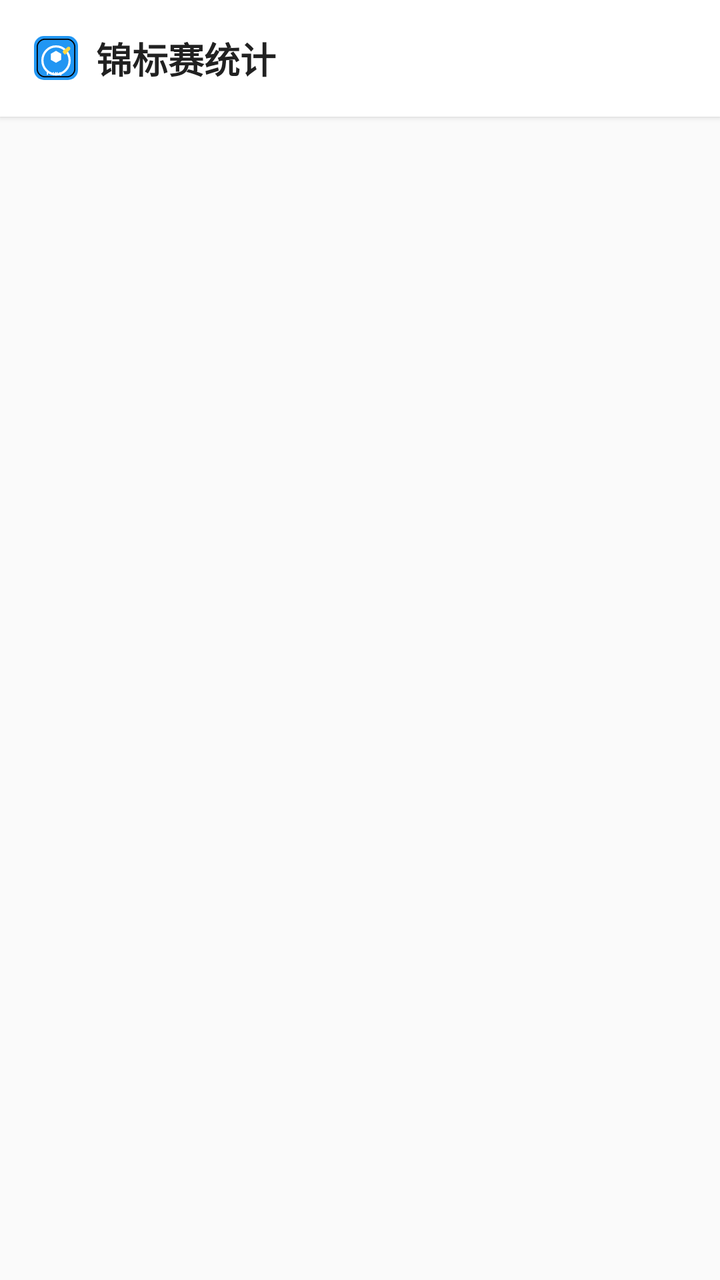
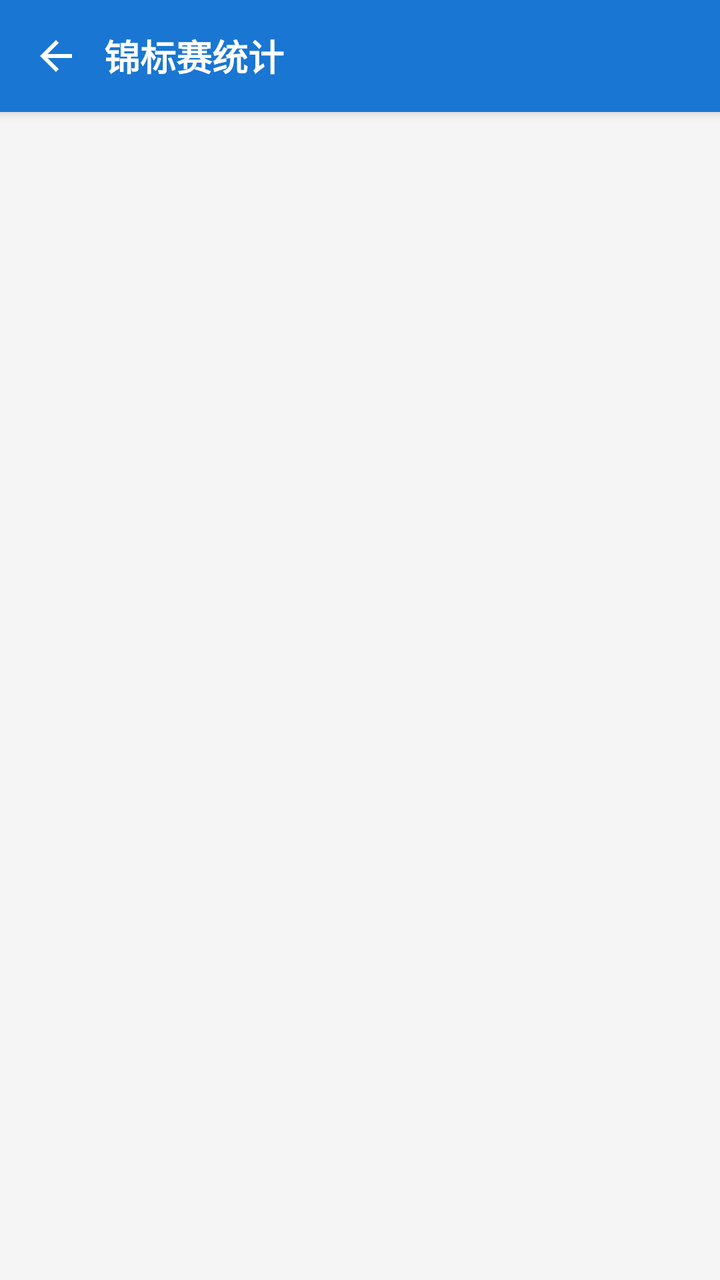

Before-and-after screenshots of an Android layout around one commit, followed by the original layout XML and the change that was made.
<!-- AndroidManifest.xml: application theme Theme.WlClient -->
<!-- res/layout/activity_championship_stats.xml -->
<?xml version="1.0" encoding="utf-8"?>
<LinearLayout xmlns:android="http://schemas.android.com/apk/res/android"
    android:layout_width="match_parent"
    android:layout_height="match_parent"
    android:orientation="vertical"
    android:background="#FAFAFA">

    <LinearLayout
        android:layout_width="match_parent"
        android:layout_height="wrap_content"
        android:orientation="horizontal"
        android:gravity="center_vertical"
        android:padding="16dp"
        android:background="#FFFFFF"
        android:elevation="2dp">

        <ImageView
            android:layout_width="24dp"
            android:layout_height="24dp"
            android:src="@drawable/ic_lgns"
            android:layout_marginEnd="8dp" />

        <TextView
            android:layout_width="0dp"
            android:layout_height="wrap_content"
            android:layout_weight="1"
            android:text="锦标赛统计"
            android:textSize="18sp"
            android:textColor="#212121"
            android:textStyle="bold" />

        <TextView
            android:id="@+id/tv_stats_count"
            android:layout_width="wrap_content"
            android:layout_height="wrap_content"
            android:textSize="12sp"
            android:textColor="#757575" />
    </LinearLayout>

    <ProgressBar
        android:id="@+id/pb_loading"
        android:layout_width="wrap_content"
        android:layout_height="wrap_content"
        android:layout_gravity="center"
        android:layout_marginTop="60dp" />

    <TextView
        android:id="@+id/tv_error"
        android:layout_width="match_parent"
        android:layout_height="match_parent"
        android:gravity="center"
        android:textSize="14sp"
        android:textColor="#F44336"
        android:visibility="gone" />

    <LinearLayout
        android:id="@+id/layout_table"
        android:layout_width="match_parent"
        android:layout_height="match_parent"
        android:orientation="vertical"
        android:visibility="gone">

        <ScrollView
            android:layout_width="match_parent"
            android:layout_height="0dp"
            android:layout_weight="1"
            android:padding="12dp">

            <LinearLayout
                android:id="@+id/table_container"
                android:layout_width="match_parent"
                android:layout_height="wrap_content"
                android:orientation="vertical" />
        </ScrollView>

        <LinearLayout
            android:id="@+id/layout_summary"
            android:layout_width="match_parent"
            android:layout_height="wrap_content"
            android:orientation="horizontal"
            android:gravity="center"
            android:padding="12dp"
            android:background="#FFFFFF"
            android:elevation="2dp">

            <TextView
                android:id="@+id/tv_summary"
                android:layout_width="wrap_content"
                android:layout_height="wrap_content"
                android:textSize="14sp"
                android:textColor="#1976D2"
                android:textStyle="bold" />
        </LinearLayout>
    </LinearLayout>

</LinearLayout>
<!-- resources referenced by this layout -->
<resources>
  <!-- drawable ic_lgns (drawable) -->
  <vector xmlns:android="http://schemas.android.com/apk/res/android" android:height="128dp" android:viewportHeight="24" android:viewportWidth="24" android:width="128dp">
        
      <path android:fillColor="#2196F3" android:pathData="M6,1L18,1A5,5 0,0 1,23 6L23,18A5,5 0,0 1,18 23L6,23A5,5 0,0 1,1 18L1,6A5,5 0,0 1,6 1z"/>
        
      <path android:fillColor="#00000000" android:pathData="M6.6,2.6L17.4,2.6A4,4 0,0 1,21.4 6.6L21.4,17.4A4,4 0,0 1,17.4 21.4L6.6,21.4A4,4 0,0 1,2.6 17.4L2.6,6.6A4,4 0,0 1,6.6 2.6z" android:strokeColor="#000000" android:strokeWidth="0.6"/>
        
      <path android:fillColor="#00000000" android:pathData="M12,6.2C8.2,6.2 5.2,9.4 5.2,13.2C5.2,17 8.2,20.2 12,20.2C15.8,20.2 18.8,17 18.8,13.2C18.8,9.4 15.8,6.2 12,6.2Z" android:strokeColor="#FFFFFF" android:strokeLineCap="round" android:strokeLineJoin="round" android:strokeWidth="1.1"/>
        
      <path android:fillColor="#FFFFFF" android:pathData="M12,8.4L14.6,9.9L14.6,12.9L12,14.4L9.4,12.9L9.4,9.9Z"/>
        
      <path android:fillColor="#FFD740" android:pathData="M16.9,7.4L17.7,6.6C18.1,6.2 18.7,6.3 19,6.7C19.3,7.1 19.2,7.7 18.8,8.1L18,8.9L16.5,10.4L15.7,9.6C15.3,9.2 15.3,8.6 15.7,8.2L16.9,7.4Z"/>
        
      <path android:fillColor="#FFFFFF" android:pathData="M7.4,19v1.4h0.6v-1.2h0.8v-0.2h-1.4zM9.3,19v1.4h0.5l0.3,-0.7 0.3,0.7h0.5v-1.4h-0.4v0.8l-0.3,-0.5h-0.4l-0.2,0.5v-0.8zM11.6,19v1.4h0.4v-0.9l0.5,0.9h0.4v-1.4h-0.4v0.8l-0.5,-0.8zM14.1,19c-0.3,0 -0.5,0.2 -0.5,0.5s0.2,0.4 0.4,0.5l0.3,0.1c0.1,0 0.1,0.1 0.1,0.1s0,0.2 -0.2,0.2c-0.1,0 -0.2,0 -0.3,-0.1l-0.1,0.3c0.1,0.1 0.3,0.2 0.5,0.2c0.3,0 0.5,-0.2 0.5,-0.5s-0.2,-0.4 -0.4,-0.5l-0.3,-0.1c-0.1,0 -0.1,-0.1 -0.1,-0.1s0,-0.1 0.1,-0.1c0.1,0 0.2,0 0.2,0.1l0.1,-0.3c-0.1,-0.1 -0.3,-0.2 -0.4,-0.2z"/>
      
  </vector>
  <style name="Theme.WlClient" parent="Base.Theme.WlClient" />
  <style name="Base.Theme.WlClient" parent="Theme.Material3.DayNight.NoActionBar">
          
          
      </style>
</resources>

<!-- the commit's change to res/layout/activity_championship_stats.xml (unified diff, before → after) -->
@@ -1,32 +1,36 @@
 <?xml version="1.0" encoding="utf-8"?>
-<LinearLayout xmlns:android="http://schemas.android.com/apk/res/android"
+<RelativeLayout xmlns:android="http://schemas.android.com/apk/res/android"
     android:layout_width="match_parent"
     android:layout_height="match_parent"
-    android:orientation="vertical"
-    android:background="#FAFAFA">
+    android:background="@color/bg_page">
 
     <LinearLayout
+        android:id="@+id/toolbar"
         android:layout_width="match_parent"
-        android:layout_height="wrap_content"
+        android:layout_height="56dp"
+        android:layout_alignParentTop="true"
+        android:background="@color/primary"
+        android:elevation="4dp"
+        android:gravity="center_vertical"
         android:orientation="horizontal"
-        android:gravity="center_vertical"
-        android:padding="16dp"
-        android:background="#FFFFFF"
-        android:elevation="2dp">
+        android:paddingStart="4dp"
+        android:paddingEnd="16dp">
 
-        <ImageView
-            android:layout_width="24dp"
-            android:layout_height="24dp"
-            android:src="@drawable/ic_lgns"
-            android:layout_marginEnd="8dp" />
+        <ImageButton
+            android:id="@+id/btn_back"
+            android:layout_width="48dp"
+            android:layout_height="48dp"
+            android:background="?android:attr/selectableItemBackgroundBorderless"
+            android:contentDescription="返回"
+            android:src="@drawable/ic_back_svg" />
 
         <TextView
             android:layout_width="0dp"
             android:layout_height="wrap_content"
             android:layout_weight="1"
             android:text="锦标赛统计"
+            android:textColor="@color/white"
             android:textSize="18sp"
-            android:textColor="#212121"
             android:textStyle="bold" />
 
         <TextView
@@ -34,20 +38,20 @@
             android:layout_width="wrap_content"
             android:layout_height="wrap_content"
             android:textSize="12sp"
-            android:textColor="#757575" />
+            android:textColor="@color/white" />
     </LinearLayout>
 
     <ProgressBar
         android:id="@+id/pb_loading"
         android:layout_width="wrap_content"
         android:layout_height="wrap_content"
-        android:layout_gravity="center"
-        android:layout_marginTop="60dp" />
+        android:layout_centerInParent="true" />
 
     <TextView
         android:id="@+id/tv_error"
         android:layout_width="match_parent"
         android:layout_height="match_parent"
+        android:layout_below="@id/toolbar"
         android:gravity="center"
         android:textSize="14sp"
         android:textColor="#F44336"
@@ -57,6 +61,7 @@
         android:id="@+id/layout_table"
         android:layout_width="match_parent"
         android:layout_height="match_parent"
+        android:layout_below="@id/toolbar"
         android:orientation="vertical"
         android:visibility="gone">
 
@@ -73,24 +78,14 @@
                 android:orientation="vertical" />
         </ScrollView>
 
-        <LinearLayout
-            android:id="@+id/layout_summary"
+        <TextView
+            android:id="@+id/tv_summary"
             android:layout_width="match_parent"
             android:layout_height="wrap_content"
-            android:orientation="horizontal"
-            android:gravity="center"
             android:padding="12dp"
-            android:background="#FFFFFF"
-            android:elevation="2dp">
-
-            <TextView
-                android:id="@+id/tv_summary"
-                android:layout_width="wrap_content"
-                android:layout_height="wrap_content"
-                android:textSize="14sp"
-                android:textColor="#1976D2"
-                android:textStyle="bold" />
-        </LinearLayout>
+            android:textSize="13sp"
+            android:textColor="@color/text_primary"
+            android:background="@color/card_bg" />
     </LinearLayout>
 
-</LinearLayout>
+</RelativeLayout>
<!-- resource entries referenced after the edit -->
@@ -1,20 +1,17 @@
 <!-- resources referenced by this layout -->
 <resources>
-  <!-- drawable ic_lgns (drawable) -->
-  <vector xmlns:android="http://schemas.android.com/apk/res/android" android:height="128dp" android:viewportHeight="24" android:viewportWidth="24" android:width="128dp">
-        
-      <path android:fillColor="#2196F3" android:pathData="M6,1L18,1A5,5 0,0 1,23 6L23,18A5,5 0,0 1,18 23L6,23A5,5 0,0 1,1 18L1,6A5,5 0,0 1,6 1z"/>
-        
-      <path android:fillColor="#00000000" android:pathData="M6.6,2.6L17.4,2.6A4,4 0,0 1,21.4 6.6L21.4,17.4A4,4 0,0 1,17.4 21.4L6.6,21.4A4,4 0,0 1,2.6 17.4L2.6,6.6A4,4 0,0 1,6.6 2.6z" android:strokeColor="#000000" android:strokeWidth="0.6"/>
-        
-      <path android:fillColor="#00000000" android:pathData="M12,6.2C8.2,6.2 5.2,9.4 5.2,13.2C5.2,17 8.2,20.2 12,20.2C15.8,20.2 18.8,17 18.8,13.2C18.8,9.4 15.8,6.2 12,6.2Z" android:strokeColor="#FFFFFF" android:strokeLineCap="round" android:strokeLineJoin="round" android:strokeWidth="1.1"/>
-        
-      <path android:fillColor="#FFFFFF" android:pathData="M12,8.4L14.6,9.9L14.6,12.9L12,14.4L9.4,12.9L9.4,9.9Z"/>
-        
-      <path android:fillColor="#FFD740" android:pathData="M16.9,7.4L17.7,6.6C18.1,6.2 18.7,6.3 19,6.7C19.3,7.1 19.2,7.7 18.8,8.1L18,8.9L16.5,10.4L15.7,9.6C15.3,9.2 15.3,8.6 15.7,8.2L16.9,7.4Z"/>
-        
-      <path android:fillColor="#FFFFFF" android:pathData="M7.4,19v1.4h0.6v-1.2h0.8v-0.2h-1.4zM9.3,19v1.4h0.5l0.3,-0.7 0.3,0.7h0.5v-1.4h-0.4v0.8l-0.3,-0.5h-0.4l-0.2,0.5v-0.8zM11.6,19v1.4h0.4v-0.9l0.5,0.9h0.4v-1.4h-0.4v0.8l-0.5,-0.8zM14.1,19c-0.3,0 -0.5,0.2 -0.5,0.5s0.2,0.4 0.4,0.5l0.3,0.1c0.1,0 0.1,0.1 0.1,0.1s0,0.2 -0.2,0.2c-0.1,0 -0.2,0 -0.3,-0.1l-0.1,0.3c0.1,0.1 0.3,0.2 0.5,0.2c0.3,0 0.5,-0.2 0.5,-0.5s-0.2,-0.4 -0.4,-0.5l-0.3,-0.1c-0.1,0 -0.1,-0.1 -0.1,-0.1s0,-0.1 0.1,-0.1c0.1,0 0.2,0 0.2,0.1l0.1,-0.3c-0.1,-0.1 -0.3,-0.2 -0.4,-0.2z"/>
-      
+  <color name="bg_page">#FFF5F5F5</color>
+  <color name="card_bg">#FFFFFFFF</color>
+  <color name="primary">#FF1976D2</color>
+  <color name="text_primary">#FF212121</color>
+  <color name="white">#FFFFFFFF</color>
+  <!-- drawable ic_back_svg (drawable) -->
+  <?xml version="1.0" encoding="utf-8"?>
+  <vector xmlns:android="http://schemas.android.com/apk/res/android"
+      android:width="24dp" android:height="24dp"
+      android:viewportWidth="24" android:viewportHeight="24">
+      <path android:fillColor="#FFFFFFFF"
+          android:pathData="M20,11H7.83l5.59,-5.59L12,4l-8,8 8,8 1.41,-1.41L7.83,13H20v-2z"/>
   </vector>
   <style name="Theme.WlClient" parent="Base.Theme.WlClient" />
   <style name="Base.Theme.WlClient" parent="Theme.Material3.DayNight.NoActionBar">
